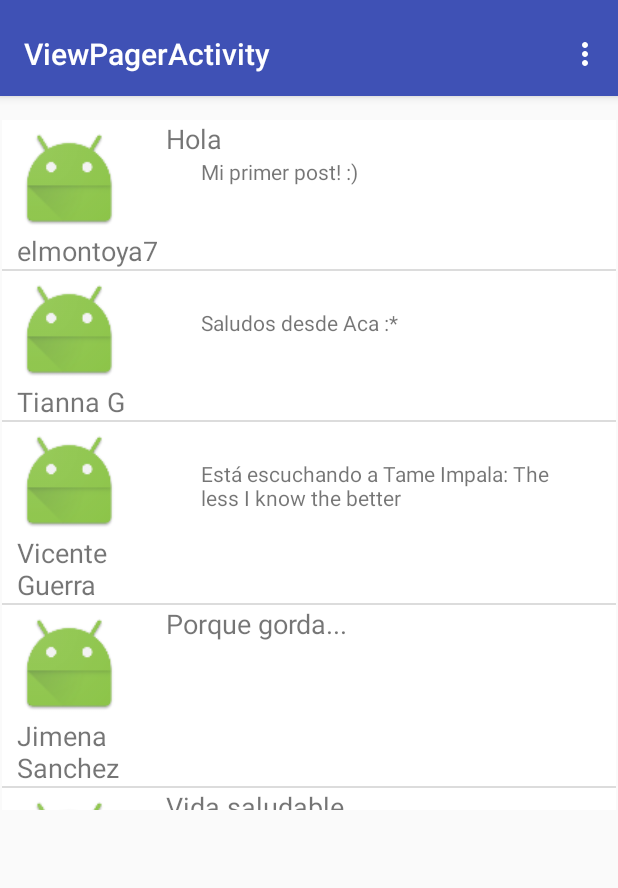
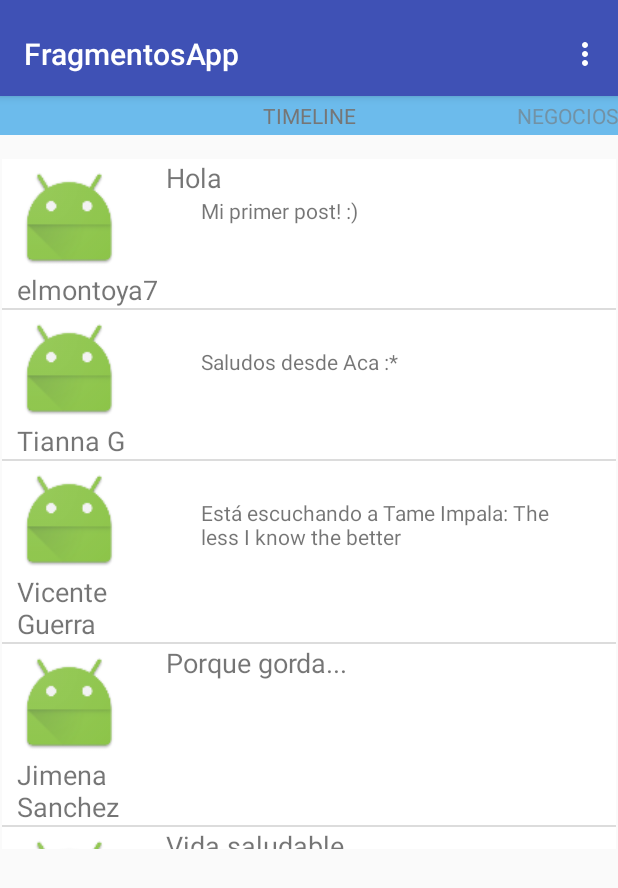
Before and after one commit to rmartinezm/FragmentosApp, an Android app: the screen it shows after launch (ViewPagerActivity), on a phone screen of 412 x 824 dp. Shown: the top 888 px of the screen. Run offline under Robolectric (Android 15) with nearby library versions, the phone set to English and light mode, and no system bars; pictures from the network do not load; 2 statements that could not run were skipped.

```diff
--- a/app/src/main/java/com/programacion/robertomtz/fragmentosapp/MainActivity.java
+++ b/app/src/main/java/com/programacion/robertomtz/fragmentosapp/MainActivity.java
@@ -14,7 +14,12 @@ import android.widget.Toast;
 
 import com.google.gson.Gson;
 import com.google.gson.GsonBuilder;
+import com.google.gson.JsonElement;
+import com.google.gson.JsonParser;
 import com.google.gson.stream.JsonReader;
+
+import org.json.JSONException;
+import org.json.JSONObject;
 
 import java.io.BufferedReader;
 import java.io.InputStream;
--- a/app/src/main/res/layout/activity_view_pager.xml
+++ b/app/src/main/res/layout/activity_view_pager.xml
@@ -31,6 +31,18 @@
         android:id="@+id/container"
         android:layout_width="match_parent"
         android:layout_height="match_parent"
-        app:layout_behavior="@string/appbar_scrolling_view_behavior" />
+        app:layout_behavior="@string/appbar_scrolling_view_behavior">
+
+        <android.support.v4.view.PagerTitleStrip
+            android:layout_width="match_parent"
+            android:layout_height="wrap_content"
+            android:layout_gravity="top"
+            android:background="#6cbbec"
+            android:textColor="#767676"
+            android:paddingTop="3dp"
+            android:paddingBottom="3dp"
+            />
+
+    </android.support.v4.view.ViewPager>
 
 </android.support.design.widget.CoordinatorLayout>
--- a/app/src/main/res/values/strings.xml
+++ b/app/src/main/res/values/strings.xml
@@ -1,7 +1,7 @@
 <resources>
     <string name="app_name">FragmentosApp</string>
     <string name="Iniciando">Iniciando...</string>
-    <string name="title_activity_view_pager">ViewPagerActivity</string>
+    <string name="title_activity_view_pager">FragmentosApp</string>
     <string name="action_settings">Settings</string>
     <string name="section_format">Hello World from section: %1$d</string>
     <string name="button_map">Ver en mapa</string>
```
